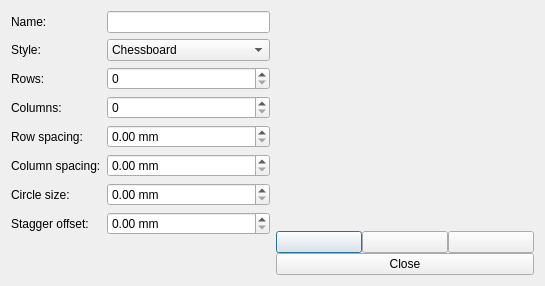
Qt form gui/calibrationstandarddialog.ui (ryaninvents/PicoScan) before a commit.
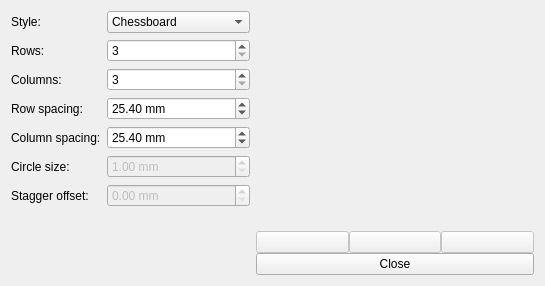
The same form after that commit. Icons and pictures are not drawn.

The edit to the form file:
```diff
--- a/gui/calibrationstandarddialog.ui
+++ b/gui/calibrationstandarddialog.ui
@@ -23,113 +23,144 @@
   <layout class="QHBoxLayout" name="horizontalLayout">
    <item>
     <layout class="QFormLayout" name="settings">
+     <property name="fieldGrowthPolicy">
+      <enum>QFormLayout::AllNonFixedFieldsGrow</enum>
+     </property>
      <item row="0" column="0">
-      <widget class="QLabel" name="label_2">
-       <property name="text">
-        <string>Name:</string>
-       </property>
-      </widget>
-     </item>
-     <item row="1" column="0">
       <widget class="QLabel" name="label_3">
        <property name="text">
         <string>Style:</string>
        </property>
       </widget>
      </item>
-     <item row="2" column="0">
+     <item row="0" column="1">
+      <widget class="QComboBox" name="comboBox">
+       <item>
+        <property name="text">
+         <string>Chessboard</string>
+        </property>
+       </item>
+       <item>
+        <property name="text">
+         <string>Dot matrix</string>
+        </property>
+       </item>
+       <item>
+        <property name="text">
+         <string>Staggered dot matrix</string>
+        </property>
+       </item>
+      </widget>
+     </item>
+     <item row="1" column="0">
       <widget class="QLabel" name="label_4">
        <property name="text">
         <string>Rows:</string>
        </property>
       </widget>
      </item>
-     <item row="3" column="0">
+     <item row="1" column="1">
+      <widget class="QSpinBox" name="spinBox">
+       <property name="minimum">
+        <number>3</number>
+       </property>
+      </widget>
+     </item>
+     <item row="2" column="0">
       <widget class="QLabel" name="label_5">
        <property name="text">
         <string>Columns:</string>
        </property>
       </widget>
      </item>
-     <item row="4" column="0">
+     <item row="2" column="1">
+      <widget class="QSpinBox" name="spinBox_2">
+       <property name="minimum">
+        <number>3</number>
+       </property>
+      </widget>
+     </item>
+     <item row="3" column="0">
       <widget class="QLabel" name="label_6">
        <property name="text">
         <string>Row spacing:</string>
        </property>
       </widget>
      </item>
-     <item row="5" column="0">
+     <item row="3" column="1">
+      <widget class="QDoubleSpinBox" name="doubleSpinBox">
+       <property name="suffix">
+        <string> mm</string>
+       </property>
+       <property name="minimum">
+        <double>1.000000000000000</double>
+       </property>
+       <property name="singleStep">
+        <double>0.100000000000000</double>
+       </property>
+       <property name="value">
+        <double>25.399999999999999</double>
+       </property>
+      </widget>
+     </item>
+     <item row="4" column="0">
       <widget class="QLabel" name="label_7">
        <property name="text">
         <string>Column spacing:</string>
        </property>
       </widget>
      </item>
-     <item row="6" column="0">
+     <item row="4" column="1">
+      <widget class="QDoubleSpinBox" name="doubleSpinBox_2">
+       <property name="suffix">
+        <string> mm</string>
+       </property>
+       <property name="minimum">
+        <double>1.000000000000000</double>
+       </property>
+       <property name="singleStep">
+        <double>0.100000000000000</double>
+       </property>
+       <property name="value">
+        <double>25.399999999999999</double>
+       </property>
+      </widget>
+     </item>
+     <item row="5" column="0">
       <widget class="QLabel" name="label_8">
        <property name="text">
         <string>Circle size:</string>
        </property>
       </widget>
      </item>
-     <item row="7" column="0">
+     <item row="5" column="1">
+      <widget class="QDoubleSpinBox" name="doubleSpinBox_3">
+       <property name="enabled">
+        <bool>false</bool>
+       </property>
+       <property name="suffix">
+        <string> mm</string>
+       </property>
+       <property name="minimum">
+        <double>1.000000000000000</double>
+       </property>
+       <property name="singleStep">
+        <double>0.100000000000000</double>
+       </property>
+      </widget>
+     </item>
+     <item row="6" column="0">
       <widget class="QLabel" name="label_9">
        <property name="text">
         <string>Stagger offset:</string>
        </property>
       </widget>
      </item>
-     <item row="0" column="1">
-      <widget class="QLineEdit" name="lineEdit"/>
-     </item>
-     <item row="1" column="1">
-      <widget class="QComboBox" name="comboBox">
-       <item>
-        <property name="text">
-         <string>Chessboard</string>
-        </property>
-       </item>
-       <item>
-        <property name="text">
-         <string>Dot matrix</string>
-        </property>
-       </item>
-       <item>
-        <property name="text">
-         <string>Staggered dot matrix</string>
-        </property>
-       </item>
-      </widget>
-     </item>
-     <item row="2" column="1">
-      <widget class="QSpinBox" name="spinBox"/>
-     </item>
-     <item row="3" column="1">
-      <widget class="QSpinBox" name="spinBox_2"/>
-     </item>
-     <item row="4" column="1">
-      <widget class="QDoubleSpinBox" name="doubleSpinBox">
-       <property name="suffix">
-        <string> mm</string>
-       </property>
-      </widget>
-     </item>
-     <item row="5" column="1">
-      <widget class="QDoubleSpinBox" name="doubleSpinBox_2">
-       <property name="suffix">
-        <string> mm</string>
-       </property>
-      </widget>
-     </item>
      <item row="6" column="1">
-      <widget class="QDoubleSpinBox" name="doubleSpinBox_3">
-       <property name="suffix">
-        <string> mm</string>
-       </property>
-      </widget>
-     </item>
-     <item row="7" column="1">
       <widget class="QDoubleSpinBox" name="doubleSpinBox_4">
+       <property name="enabled">
+        <bool>false</bool>
+       </property>
        <property name="suffix">
         <string> mm</string>
        </property>
@@ -162,6 +193,9 @@
       <layout class="QHBoxLayout" name="horizontalLayout_3">
        <item>
         <widget class="QPushButton" name="openStandards">
+         <property name="enabled">
+          <bool>false</bool>
+         </property>
          <property name="sizePolicy">
           <sizepolicy hsizetype="MinimumExpanding" vsizetype="Fixed">
            <horstretch>0</horstretch>
@@ -179,6 +213,9 @@
        </item>
        <item>
         <widget class="QPushButton" name="pushButton">
+         <property name="enabled">
+          <bool>false</bool>
+         </property>
          <property name="sizePolicy">
           <sizepolicy hsizetype="MinimumExpanding" vsizetype="Fixed">
            <horstretch>0</horstretch>
@@ -196,6 +233,9 @@
        </item>
        <item>
         <widget class="QPushButton" name="pushButton_2">
+         <property name="enabled">
+          <bool>false</bool>
+         </property>
          <property name="sizePolicy">
           <sizepolicy hsizetype="MinimumExpanding" vsizetype="Fixed">
            <horstretch>0</horstretch>
```
Left out of the diff: 44 changed lines with no effect on the pictures.
